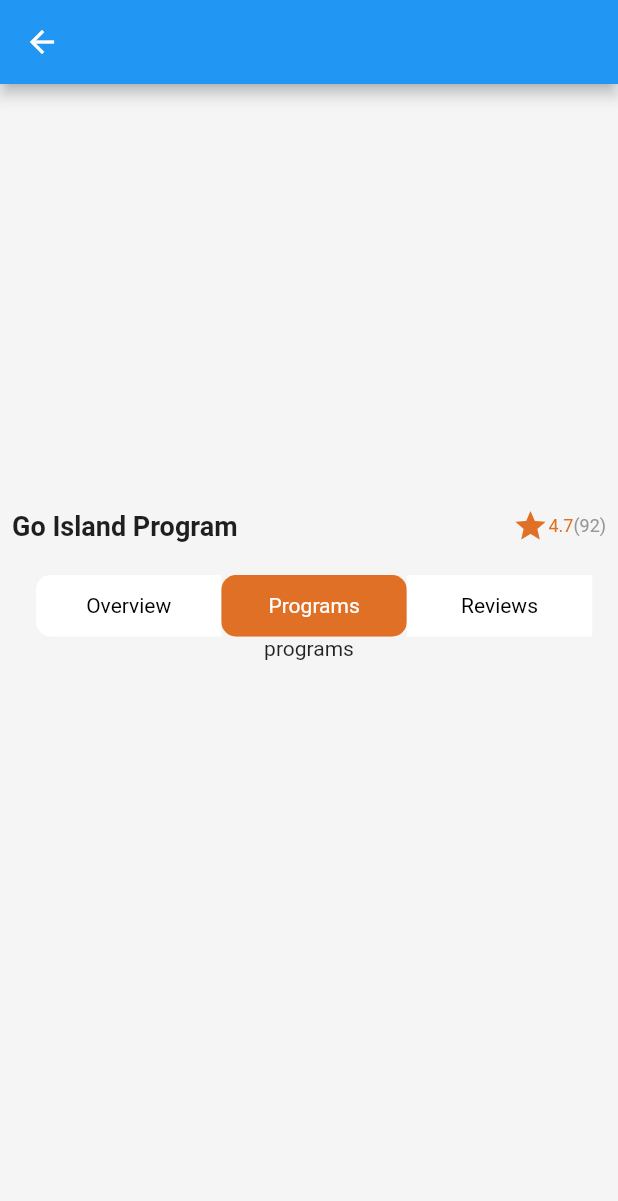
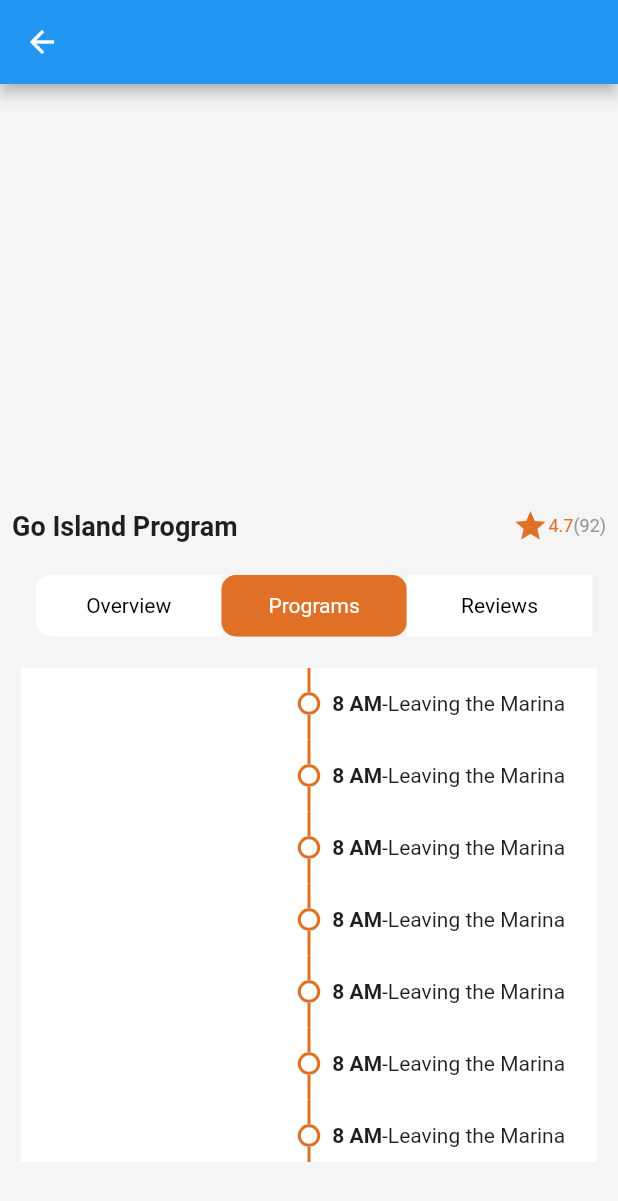
Before and after one commit to Rahma-Osama/orange_bay_new, a Flutter app: the ProgramLayout screen opened directly, after a tap on "Programs", on a phone screen of 412 x 824 dp. Shown: the top 1201 px of the screen. Run offline on Flutter 3.47's test engine with Material 2 defaults, Android fonts, the phone set to English and light mode, and no system bars; drawn by our look-alikes of timelines; our stand-ins replace bloc, salomon_bottom_bar.

Commit message:
add programs

```diff
--- a/lib/features/program/presentation/views/program_layout.dart
+++ b/lib/features/program/presentation/views/program_layout.dart
@@ -22,8 +22,9 @@ class _ProgramLayoutState extends State<ProgramLayout> {
         child: Padding(
           padding: const EdgeInsets.all(8.0),
           child: Column(
+            crossAxisAlignment: CrossAxisAlignment.start,
             children: [
-              Container(height: MediaQuery.of(context).size.height/3),
+              Container(height: MediaQuery.of(context).size.height/3,),
               Row(
                 mainAxisAlignment: MainAxisAlignment.spaceBetween,
                 children: [
--- a/lib/features/program/presentation/views/widgets/programs.dart
+++ b/lib/features/program/presentation/views/widgets/programs.dart
@@ -1,9 +1,39 @@
 import 'package:flutter/material.dart';
+import 'package:orange_bay_new/constants.dart';
+import 'package:orange_bay_new/core/utilities/styles.dart';
+import 'package:timelines/timelines.dart';
 class ProgramsDetails extends StatelessWidget {
   const ProgramsDetails({Key? key}) : super(key: key);
 
   @override
   Widget build(BuildContext context) {
-    return Text('programs');
+    return Padding(
+      padding: EdgeInsets.symmetric(horizontal:6,vertical: MediaQuery.of(context).size.height/40),
+      child: Container(
+
+        color: Colors.white,
+        alignment: Alignment.center,
+        height: MediaQuery.of(context).size.height*.4,
+        child: Timeline.tileBuilder(
+          theme: TimelineThemeData(
+            color: MAIN_ORANGE
+          ),
+          builder: TimelineTileBuilder.fromStyle(
+            indicatorStyle:IndicatorStyle.outlined,
+            contentsAlign: ContentsAlign.basic,
+            contentsBuilder: (context, index) => Padding(
+              padding: const EdgeInsets.symmetric(vertical: 16.0,horizontal: 8),
+              child: Row(
+                children: [
+                  Text('8 AM',style: Styles.TextStyle14,),
+                  Text('-Leaving the Marina',style: Styles.TextStyle14.copyWith(fontWeight: FontWeight.w400),)
+                ],
+              ),
+            ),
+            itemCount: 8,
+          ),
+        ),
+      ),
+    );
   }
 }
--- a/pubspec.yaml
+++ b/pubspec.yaml
@@ -37,6 +37,7 @@ dependencies:
   cupertino_icons: ^1.0.2
   salomon_bottom_bar: ^3.3.2
   bloc: ^8.1.2
+  timelines: ^0.1.0
 
 dev_dependencies:
   flutter_test:
```
Also changed, not shown: pubspec.lock.
